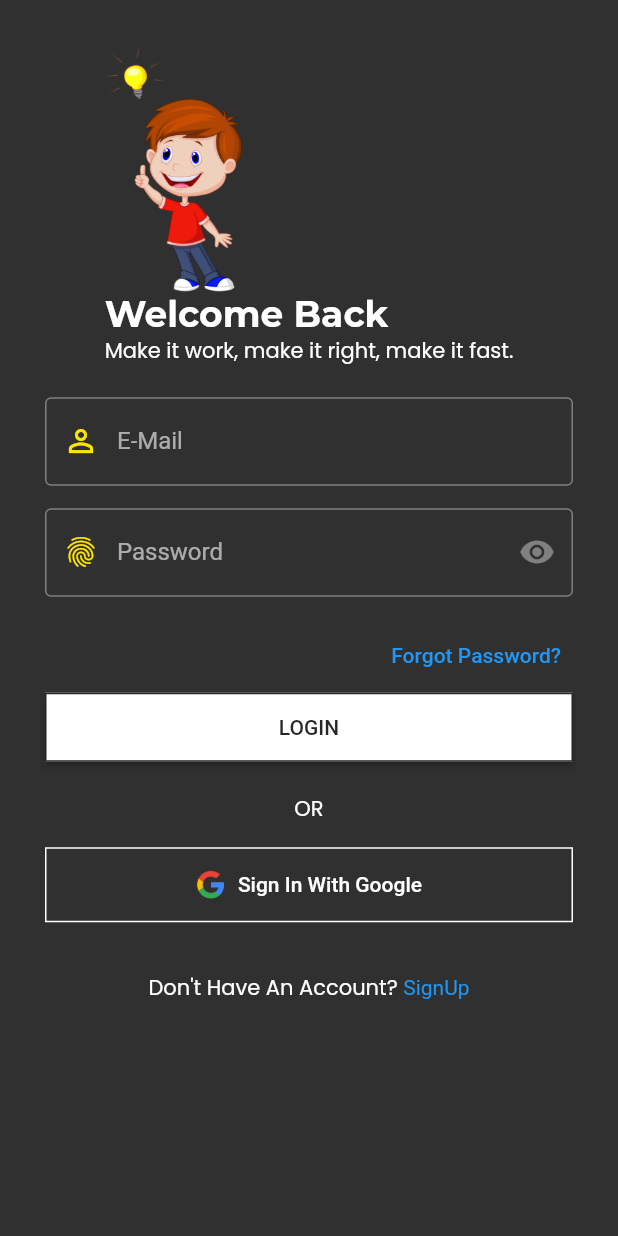
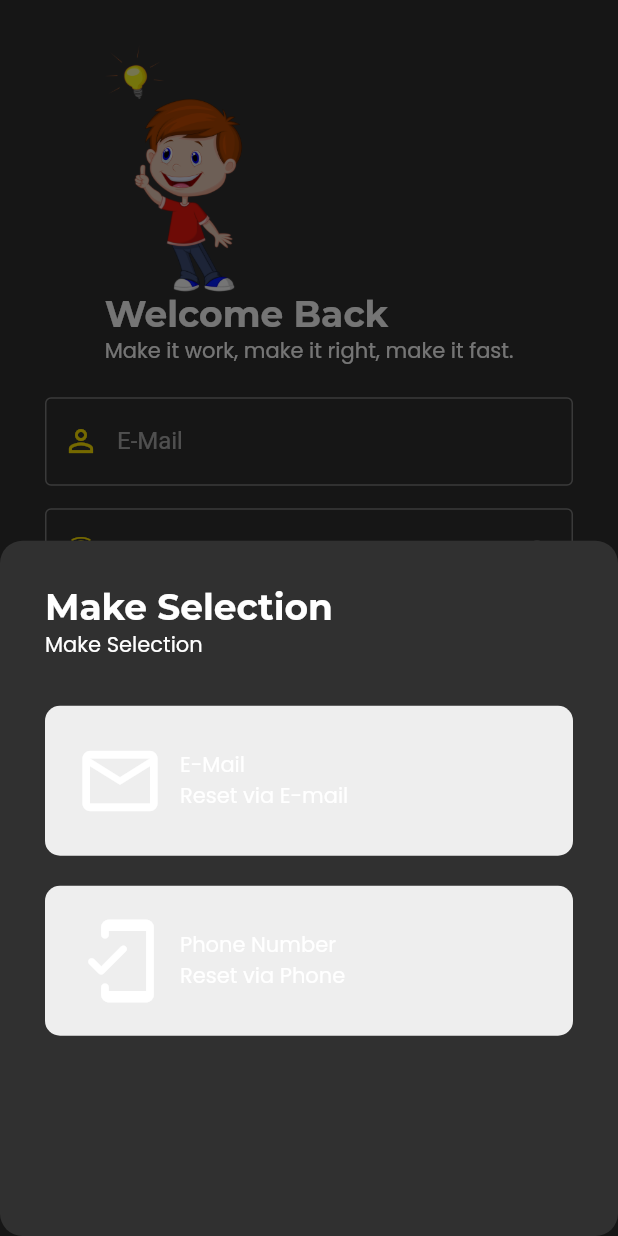
Before and after one commit to DimanthaWeerakoon/Flutter_Splash_OnBoarding_Login_SignUp, a Flutter app: the TLoginScreen screen opened directly, after a tap on "Forgot Password?", on a phone screen of 412 x 824 dp. Run offline on Flutter 3.47's test engine with Material 2 defaults, Android fonts, the phone set to English and light mode, and no system bars; our stand-ins replace get, google_fonts, liquid_swipe, smooth_page_indicator.

Commit message:
Forgot Password Screen Created

```diff
--- a/lib/main.dart
+++ b/lib/main.dart
@@ -17,6 +17,8 @@ class App extends StatelessWidget {
     theme: TAppTheme.lightTheme,
     darkTheme: TAppTheme.darkTheme,
     themeMode: ThemeMode.dark,
+    defaultTransition: Transition.leftToRightWithFade,
+    transitionDuration: const Duration(milliseconds: 500),
     home: SplashScreen(),
    );
   }
--- a/lib/src/constants/image_strings.dart
+++ b/lib/src/constants/image_strings.dart
@@ -2,6 +2,7 @@
 /*-- App Images Strings --*/
 
 // -- Splash Screen Images
+
 const String tSplashIcon = "assets/images/splash_images/splash-top-icon.png";
 const String tSplashImage = "assets/images/splash_images/splash-screen-image.png";
 
@@ -22,3 +23,8 @@ const String tLoginScreenImage = "assets/images/welcome_images/image3.png";
 //-- Logo Images
 
 const String tGoogleLogoImage = "assets/logo/google_logo.png";
+
+
+//-- Forgot Password
+
+const String tForgotPasswordImage = "assets/images/forgot_password_images/forgot_password.png";
--- a/lib/src/constants/text_strings.dart
+++ b/lib/src/constants/text_strings.dart
@@ -43,3 +43,20 @@
  const String tAlreadyHaveAnAccount = "Already Have An Acount? ";
  const String tFullName = "Full Name";
  const String tPhoneNumber = "Phone Number";
+
+
+ //-- Forgot Password Text
+ const String tForgotPasswordTitle = "Make Selection";
+ const String tForgotPasswordSubTitle = "Select one of the options given below to reset your password";
+ const String tResetViaEMail = "Reset via E-mail";
+ const String tResetViaPhone = "Reset via Phone";
+ const String tForgotPasswordText = "Forgot Password";
+ const String tNext = "Next";
+
+ //-- Forgot Password via Phone - Text
+
+ const String tForgotPhoneSubTitle = "Enter your Registered Phone number to receive OTP";
+
+ //-- Forgot Password via Mail - Text
+
+ const String tForgotMailSubTitle = "Enter your Registered E-mail to receive OTP";
--- /dev/null
+++ b/lib/src/features/authentication/screens/forget_password_screen/forget_password_options/forget_password_btn_widget.dart
@@ -0,0 +1,38 @@
+import 'package:flutter/material.dart';
+
+class TForgotPasswordButtonWidget extends StatelessWidget {
+  const TForgotPasswordButtonWidget({
+    super.key, required this.btnIcon, required this.title, required this.subTitle, required this.onTap,
+  });
+
+  final IconData btnIcon;
+  final String title, subTitle;
+  final VoidCallback onTap;
+
+  @override
+  Widget build(BuildContext context) {
+    return GestureDetector(
+      onTap: onTap,
+      child: Container(
+        padding: const EdgeInsets.all(20.0),
+        decoration: BoxDecoration(
+          borderRadius: BorderRadius.circular(10.0),
+          color:  Colors.grey.shade200
+        ),
+        child: Row(
+          children: [
+            Icon(btnIcon, size: 60.0),
+            const SizedBox( width: 10.0,),
+            Column(
+              crossAxisAlignment: CrossAxisAlignment.start,
+              children: [
+                Text(title, style: Theme.of(context).textTheme.headline6),
+                Text(subTitle, style: Theme.of(context).textTheme.bodyText2),
+              ],
+            )
+          ]
+        ),
+      ),
+    );
+  }
+}
--- /dev/null
+++ b/lib/src/features/authentication/screens/forget_password_screen/forget_password_options/forgot_password_modal_bottam_sheet.dart
@@ -0,0 +1,52 @@
+import 'package:flutter/material.dart';
+import 'package:full_app/src/constants/sizes.dart';
+import 'package:full_app/src/constants/text_strings.dart';
+import 'package:full_app/src/features/authentication/screens/forget_password_screen/forget_password_mail/forget_password_mail.dart';
+import 'package:full_app/src/features/authentication/screens/forget_password_screen/forget_password_options/forget_password_btn_widget.dart';
+import 'package:full_app/src/features/authentication/screens/forget_password_screen/forget_password_phone/forgot_password_phone.dart';
+import 'package:get/get.dart';
+
+class TForgotPasswordScreen {
+  static Future<dynamic> buildShowModalBottomSheet(BuildContext context) {
+    return showModalBottomSheet(
+      context: context,
+      shape: RoundedRectangleBorder(borderRadius: BorderRadius.circular(15.0)),
+      builder: (context) => Container(
+        padding: const EdgeInsets.all(tDefaultSize),
+        child: Column(
+          crossAxisAlignment: CrossAxisAlignment.start,
+          children: [
+            Text(
+              tForgotPasswordTitle,
+              style: Theme.of(context).textTheme.headline2,
+            ),
+            Text(tForgotPasswordTitle,
+                style: Theme.of(context).textTheme.bodyText2),
+            const SizedBox(
+              height: 30.0,
+            ),
+            TForgotPasswordButtonWidget(
+              onTap: () {
+                Navigator.pop(context);
+                Get.to(() => const TForgotPasswordMailScreen());
+                },
+              btnIcon: Icons.mail_outline_outlined,
+              title: tEmail,
+              subTitle: tResetViaEMail,
+            ),
+            const SizedBox(height: 20.0),
+            TForgotPasswordButtonWidget(
+              onTap: () {
+                Navigator.pop(context);
+                Get.to(() => const TForgotPasswordPhoneScreen());
+              },
+              btnIcon: Icons.mobile_friendly_rounded,
+              title: tPhoneNumber,
+              subTitle: tResetViaPhone,
+            ),
+          ],
+        ),
+      ),
+    );
+  }
+}
--- a/lib/src/features/authentication/screens/login/login_footer_widget.dart
+++ b/lib/src/features/authentication/screens/login/login_footer_widget.dart
@@ -1,6 +1,8 @@
 import 'package:flutter/material.dart';
 import 'package:full_app/src/constants/image_strings.dart';
 import 'package:full_app/src/constants/text_strings.dart';
+import 'package:full_app/src/features/authentication/screens/signup/signup_screen.dart';
+import 'package:get/get.dart';
 
 class TLoginFooterWidget extends StatelessWidget {
   const TLoginFooterWidget({
@@ -13,28 +15,36 @@ class TLoginFooterWidget extends StatelessWidget {
       crossAxisAlignment: CrossAxisAlignment.center,
       children: [
         const Text("OR"),
-        const SizedBox(height: 15,),
+        const SizedBox(
+          height: 15,
+        ),
         SizedBox(
           width: double.infinity,
           child: OutlinedButton.icon(
-            icon: const Image(image: AssetImage(tGoogleLogoImage), width: 20.0,),
+              icon: const Image(
+                image: AssetImage(tGoogleLogoImage),
+                width: 20.0,
+              ),
               onPressed: () {},
               label: const Text(tSignInWithGoogle)),
         ),
-        const SizedBox(height: 20.0,),
+        const SizedBox(
+          height: 20.0,
+        ),
         TextButton(
-          onPressed: () {}, child:
-          Text.rich(
-            TextSpan(
+            onPressed: () {
+              Navigator.pop(context);
+              Get.to(() => TSignUpScreen());
+            },
+            child: Text.rich(TextSpan(
                 text: tDontHaveAnAccount,
                 style: Theme.of(context).textTheme.bodyText1,
-              children: const  [
+                children: const [
                   TextSpan(
                     text: tSignUp,
                     style: TextStyle(color: Colors.blue),
                   )
-              ]
-            )))
+                ])))
       ],
     );
   }
--- a/lib/src/features/authentication/screens/login/login_form_widget.dart
+++ b/lib/src/features/authentication/screens/login/login_form_widget.dart
@@ -1,7 +1,8 @@
 import 'package:flutter/material.dart';
-import 'package:full_app/src/constants/colors.dart';
 import 'package:full_app/src/constants/sizes.dart';
 import 'package:full_app/src/constants/text_strings.dart';
+import 'package:full_app/src/features/authentication/screens/forget_password_screen/forget_password_options/forget_password_btn_widget.dart';
+import 'package:full_app/src/features/authentication/screens/forget_password_screen/forget_password_options/forgot_password_modal_bottam_sheet.dart';
 
 
 class TLoginForm extends StatelessWidget {
@@ -40,11 +41,16 @@ class TLoginForm extends StatelessWidget {
               )
             ),
             const SizedBox(height: textButtonHeight,),
+
+          //-- FORGOT PASSWORD BUTTON
             Align(
               alignment: Alignment.centerRight,
               child: TextButton(
-                onPressed: () {},
+                onPressed: (){
+                  TForgotPasswordScreen.buildShowModalBottomSheet(context);
+                },
                 child: const Text(tForgotPassword))),
+          //-- LOGIN BUTTON
             SizedBox(
               width: double.infinity,
               child: ElevatedButton(onPressed: () {}, child: Text(tLogin.toUpperCase())))
@@ -54,4 +60,5 @@ class TLoginForm extends StatelessWidget {
       )
     );
   }
+
 }
--- a/lib/src/features/authentication/screens/signup/widgets/signup_form_widget.dart
+++ b/lib/src/features/authentication/screens/signup/widgets/signup_form_widget.dart
@@ -36,6 +36,7 @@ class TSignUpFormWidget extends StatelessWidget {
               height: 10.0,
             ),
             TextFormField(
+              keyboardType: TextInputType.phone,
               decoration: const InputDecoration(
                 label: Text(tPhoneNumber),
                 hintText: tPhoneNumber,
--- a/pubspec.yaml
+++ b/pubspec.yaml
@@ -68,6 +68,7 @@ flutter:
     - assets/images/onboarding_images/
     - assets/images/welcome_images/
     - assets/logo/
+    - assets/images/forgot_password_images/
 
   # An image asset can refer to one or more resolution-specific "variants", see
   # https://flutter.dev/assets-and-images/#resolution-aware
```
Also changed, not shown: lib/src/common_widgets/form_header_widget.dart (+10 -5 lines), lib/src/features/authentication/screens/forget_password_screen/forget_password_mail/forget_password_mail.dart (added, +53 -0 lines), lib/src/features/authentication/screens/forget_password_screen/forget_password_phone/forgot_password_phone.dart (added, +54 -0 lines), lib/src/features/authentication/screens/signup/signup_screen.dart (+10 -1 lines), assets/images/forgot_password_images/forgot_password.png (added). Lines whose indentation alone changed are shown as unchanged.
